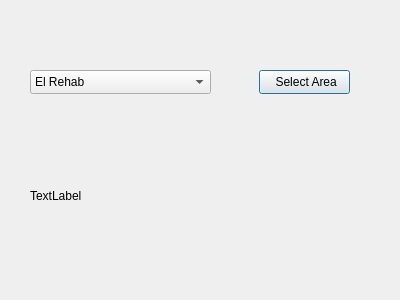
First picture: the form in shortestpathwindow.ui, repository KirolousFouty/Hospital_Project, before the edit.
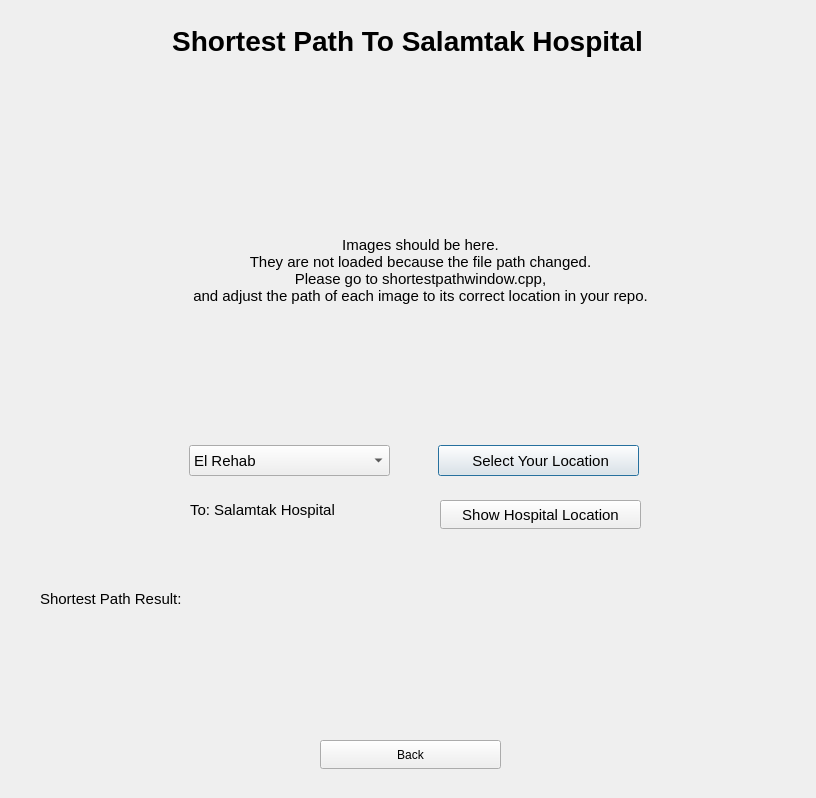
Second picture: the form after the edit.

Commit message: - Created and implemented ShortestPathWindow by A* - Used Maps to show the route to hospital

Patch:
```diff
--- a/shortestpathwindow.ui
+++ b/shortestpathwindow.ui
@@ -6,8 +6,8 @@
    <rect>
     <x>0</x>
     <y>0</y>
-    <width>400</width>
-    <height>300</height>
+    <width>816</width>
+    <height>798</height>
    </rect>
   </property>
   <property name="windowTitle">
@@ -16,12 +16,17 @@
   <widget class="QComboBox" name="comboBox">
    <property name="geometry">
     <rect>
-     <x>30</x>
-     <y>70</y>
-     <width>181</width>
-     <height>24</height>
+     <x>189</x>
+     <y>445</y>
+     <width>201</width>
+     <height>31</height>
     </rect>
    </property>
+   <property name="font">
+    <font>
+     <pointsize>11</pointsize>
+    </font>
+   </property>
    <item>
     <property name="text">
      <string>El Rehab</string>
@@ -66,29 +71,159 @@
   <widget class="QLabel" name="Map">
    <property name="geometry">
     <rect>
-     <x>30</x>
-     <y>120</y>
-     <width>321</width>
-     <height>151</height>
+     <x>40</x>
+     <y>590</y>
+     <width>741</width>
+     <height>131</height>
     </rect>
    </property>
+   <property name="font">
+    <font>
+     <pointsize>11</pointsize>
+    </font>
+   </property>
    <property name="text">
-    <string>TextLabel</string>
+    <string>Shortest Path Result:</string>
    </property>
+   <property name="alignment">
+    <set>Qt::AlignLeading|Qt::AlignLeft|Qt::AlignTop</set>
+   </property>
   </widget>
   <widget class="QPushButton" name="pushButton">
    <property name="geometry">
     <rect>
-     <x>259</x>
-     <y>70</y>
-     <width>91</width>
-     <height>24</height>
+     <x>438</x>
+     <y>445</y>
+     <width>201</width>
+     <height>31</height>
     </rect>
    </property>
+   <property name="font">
+    <font>
+     <pointsize>11</pointsize>
+    </font>
+   </property>
    <property name="text">
-    <string> Select Area</string>
+    <string> Select Your Location</string>
    </property>
   </widget>
+  <widget class="QLabel" name="shortestPathTitle">
+   <property name="geometry">
+    <rect>
+     <x>2</x>
+     <y>10</y>
+     <width>811</width>
+     <height>61</height>
+    </rect>
+   </property>
+   <property name="font">
+    <font>
+     <pointsize>21</pointsize>
+     <bold>true</bold>
+    </font>
+   </property>
+   <property name="text">
+    <string>Shortest Path To Salamtak Hospital</string>
+   </property>
+   <property name="alignment">
+    <set>Qt::AlignCenter</set>
+   </property>
+  </widget>
+  <widget class="QPushButton" name="backButton">
+   <property name="geometry">
+    <rect>
+     <x>320</x>
+     <y>740</y>
+     <width>181</width>
+     <height>29</height>
+    </rect>
+   </property>
+   <property name="text">
+    <string>Back</string>
+   </property>
+  </widget>
+  <widget class="QLabel" name="toAUCTitle">
+   <property name="geometry">
+    <rect>
+     <x>190</x>
+     <y>500</y>
+     <width>201</width>
+     <height>20</height>
+    </rect>
+   </property>
+   <property name="font">
+    <font>
+     <pointsize>11</pointsize>
+    </font>
+   </property>
+   <property name="text">
+    <string>To: Salamtak Hospital</string>
+   </property>
+  </widget>
+  <widget class="QLabel" name="image">
+   <property name="geometry">
+    <rect>
+     <x>120</x>
+     <y>80</y>
+     <width>592</width>
+     <height>333</height>
+    </rect>
+   </property>
+   <property name="text">
+    <string/>
+   </property>
+  </widget>
+  <widget class="QPushButton" name="showAUCButton">
+   <property name="geometry">
+    <rect>
+     <x>440</x>
+     <y>500</y>
+     <width>201</width>
+     <height>29</height>
+    </rect>
+   </property>
+   <property name="font">
+    <font>
+     <pointsize>11</pointsize>
+    </font>
+   </property>
+   <property name="text">
+    <string>Show Hospital Location</string>
+   </property>
+  </widget>
+  <widget class="QLabel" name="warningTitle">
+   <property name="geometry">
+    <rect>
+     <x>120</x>
+     <y>210</y>
+     <width>601</width>
+     <height>121</height>
+    </rect>
+   </property>
+   <property name="font">
+    <font>
+     <pointsize>11</pointsize>
+    </font>
+   </property>
+   <property name="text">
+    <string>Images should be here.
+They are not loaded because the file path changed.
+Please go to shortestpathwindow.cpp,
+and adjust the path of each image to its correct location in your repo.</string>
+   </property>
+   <property name="alignment">
+    <set>Qt::AlignCenter</set>
+   </property>
+  </widget>
+  <zorder>warningTitle</zorder>
+  <zorder>areasComboBox</zorder>
+  <zorder>resultDisplay</zorder>
+  <zorder>selectAreaButton</zorder>
+  <zorder>shortestPathTitle</zorder>
+  <zorder>backButton</zorder>
+  <zorder>toAUCTitle</zorder>
+  <zorder>image</zorder>
+  <zorder>showAUCButton</zorder>
  </widget>
  <resources/>
  <connections/>
```
Left out of the diff: 6 changed lines with no effect on the pictures. The commit also changes 19 other files.
